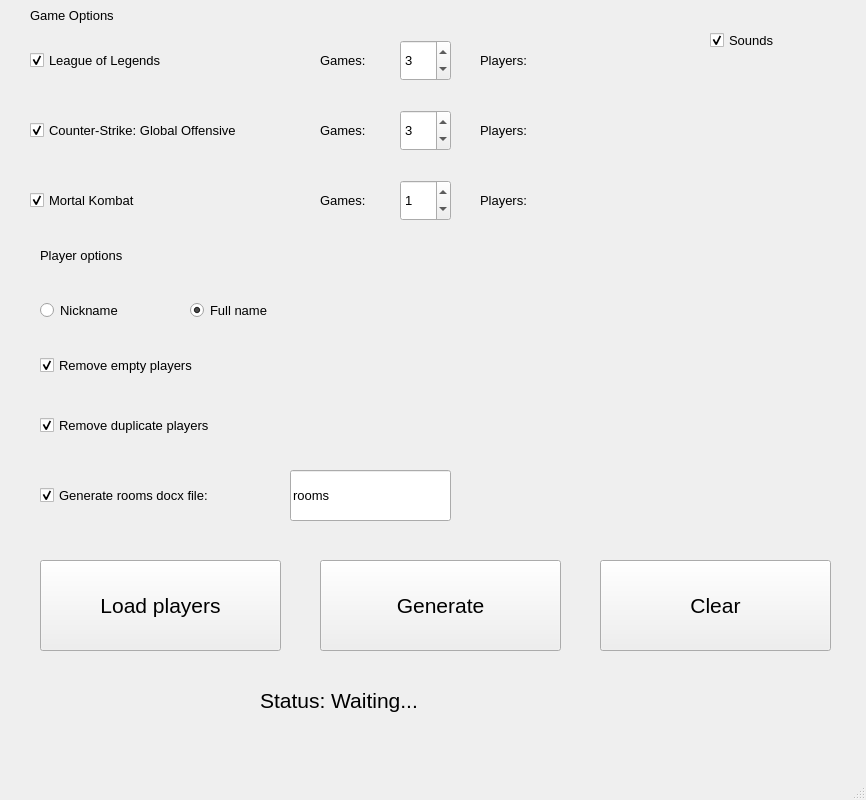
The window that GUIteamgenerator.ui (Artkor1/Team-Generator) describes before a commit, drawn with Qt 5.
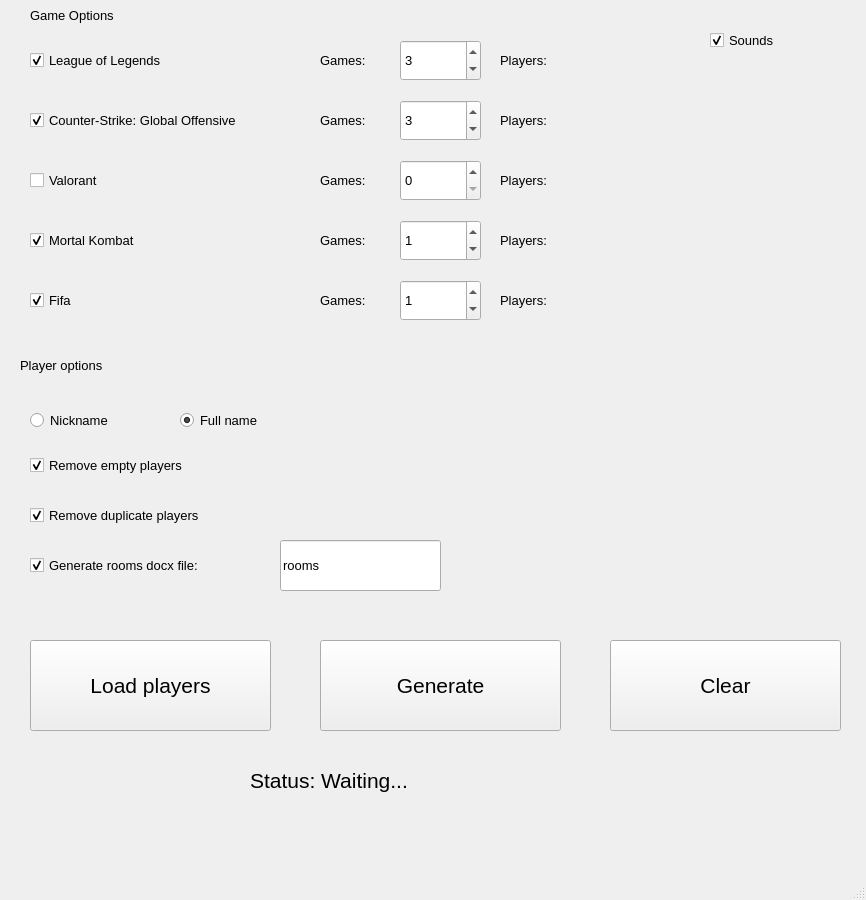
The same window after the commit.

Commit message:
New games and renewed GUI
Added support new possible games: Valorant, Mortal Kombat, FIFA.

What changed in the file:
```diff
--- a/GUIteamgenerator.ui
+++ b/GUIteamgenerator.ui
@@ -7,7 +7,7 @@
     <x>0</x>
     <y>0</y>
     <width>866</width>
-    <height>800</height>
+    <height>900</height>
    </rect>
   </property>
   <property name="sizePolicy">
@@ -19,13 +19,13 @@
   <property name="minimumSize">
    <size>
     <width>866</width>
-    <height>800</height>
+    <height>900</height>
    </size>
   </property>
   <property name="maximumSize">
    <size>
     <width>866</width>
-    <height>800</height>
+    <height>900</height>
    </size>
   </property>
   <property name="font">
@@ -41,7 +41,7 @@
     <property name="geometry">
      <rect>
       <x>320</x>
-      <y>560</y>
+      <y>640</y>
       <width>241</width>
       <height>91</height>
      </rect>
@@ -76,8 +76,8 @@
    <widget class="QLabel" name="playersLabel">
     <property name="geometry">
      <rect>
-      <x>40</x>
-      <y>240</y>
+      <x>20</x>
+      <y>350</y>
       <width>121</width>
       <height>31</height>
      </rect>
@@ -96,7 +96,7 @@
      <rect>
       <x>400</x>
       <y>40</y>
-      <width>51</width>
+      <width>81</width>
       <height>41</height>
      </rect>
     </property>
@@ -105,6 +105,9 @@
       <pointsize>10</pointsize>
      </font>
     </property>
+    <property name="maximum">
+     <number>10</number>
+    </property>
     <property name="value">
      <number>3</number>
     </property>
@@ -113,8 +116,8 @@
     <property name="geometry">
      <rect>
       <x>400</x>
-      <y>110</y>
-      <width>51</width>
+      <y>100</y>
+      <width>81</width>
       <height>41</height>
      </rect>
     </property>
@@ -123,16 +126,19 @@
       <pointsize>10</pointsize>
      </font>
     </property>
+    <property name="maximum">
+     <number>10</number>
+    </property>
     <property name="value">
      <number>3</number>
     </property>
    </widget>
-   <widget class="QSpinBox" name="gameSpin3">
+   <widget class="QSpinBox" name="gameSpin4">
     <property name="geometry">
      <rect>
       <x>400</x>
-      <y>180</y>
-      <width>51</width>
+      <y>220</y>
+      <width>81</width>
       <height>41</height>
      </rect>
     </property>
@@ -141,6 +147,9 @@
       <pointsize>10</pointsize>
      </font>
     </property>
+    <property name="maximum">
+     <number>10</number>
+    </property>
     <property name="value">
      <number>1</number>
     </property>
@@ -148,8 +157,8 @@
    <widget class="QPushButton" name="clearButton">
     <property name="geometry">
      <rect>
-      <x>600</x>
-      <y>560</y>
+      <x>610</x>
+      <y>640</y>
       <width>231</width>
       <height>91</height>
      </rect>
@@ -188,7 +197,7 @@
     <property name="geometry">
      <rect>
       <x>30</x>
-      <y>110</y>
+      <y>100</y>
       <width>281</width>
       <height>41</height>
      </rect>
@@ -205,11 +214,11 @@
      <bool>true</bool>
     </property>
    </widget>
-   <widget class="QCheckBox" name="gameCheck3">
+   <widget class="QCheckBox" name="gameCheck4">
     <property name="geometry">
      <rect>
       <x>30</x>
-      <y>180</y>
+      <y>220</y>
       <width>231</width>
       <height>41</height>
      </rect>
@@ -229,8 +238,8 @@
    <widget class="QCheckBox" name="playersCheck1">
     <property name="geometry">
      <rect>
-      <x>40</x>
-      <y>350</y>
+      <x>30</x>
+      <y>450</y>
       <width>221</width>
       <height>31</height>
      </rect>
@@ -250,8 +259,8 @@
    <widget class="QCheckBox" name="playersCheck2">
     <property name="geometry">
      <rect>
-      <x>40</x>
-      <y>410</y>
+      <x>30</x>
+      <y>500</y>
       <width>241</width>
       <height>31</height>
      </rect>
@@ -292,7 +301,7 @@
    <widget class="QLabel" name="gamePlayers1">
     <property name="geometry">
      <rect>
-      <x>480</x>
+      <x>500</x>
       <y>40</y>
       <width>121</width>
       <height>41</height>
@@ -328,8 +337,8 @@
    <widget class="QLabel" name="gamePlayers2">
     <property name="geometry">
      <rect>
-      <x>480</x>
-      <y>110</y>
+      <x>500</x>
+      <y>100</y>
       <width>121</width>
       <height>41</height>
      </rect>
@@ -343,11 +352,11 @@
      <string>Players: </string>
     </property>
    </widget>
-   <widget class="QLabel" name="gamePlayers3">
+   <widget class="QLabel" name="gamePlayers4">
     <property name="geometry">
      <rect>
-      <x>480</x>
-      <y>180</y>
+      <x>500</x>
+      <y>220</y>
       <width>121</width>
       <height>41</height>
      </rect>
@@ -365,7 +374,7 @@
     <property name="geometry">
      <rect>
       <x>320</x>
-      <y>110</y>
+      <y>100</y>
       <width>71</width>
       <height>41</height>
      </rect>
@@ -379,11 +388,11 @@
      <string>Games: </string>
     </property>
    </widget>
-   <widget class="QLabel" name="label3">
+   <widget class="QLabel" name="label4">
     <property name="geometry">
      <rect>
       <x>320</x>
-      <y>180</y>
+      <y>220</y>
       <width>71</width>
       <height>41</height>
      </rect>
@@ -400,8 +409,8 @@
    <widget class="QPushButton" name="loadButton">
     <property name="geometry">
      <rect>
-      <x>40</x>
-      <y>560</y>
+      <x>30</x>
+      <y>640</y>
       <width>241</width>
       <height>91</height>
      </rect>
@@ -418,8 +427,8 @@
    <widget class="QRadioButton" name="playersRadio1">
     <property name="geometry">
      <rect>
-      <x>40</x>
-      <y>290</y>
+      <x>30</x>
+      <y>400</y>
       <width>141</width>
       <height>41</height>
      </rect>
@@ -439,8 +448,8 @@
    <widget class="QRadioButton" name="playersRadio2">
     <property name="geometry">
      <rect>
-      <x>190</x>
-      <y>290</y>
+      <x>180</x>
+      <y>400</y>
       <width>181</width>
       <height>41</height>
      </rect>
@@ -460,8 +469,8 @@
    <widget class="QCheckBox" name="roomsCheck">
     <property name="geometry">
      <rect>
-      <x>40</x>
-      <y>480</y>
+      <x>30</x>
+      <y>550</y>
       <width>241</width>
       <height>31</height>
      </rect>
@@ -481,8 +490,8 @@
    <widget class="QLineEdit" name="nameEdit">
     <property name="geometry">
      <rect>
-      <x>290</x>
-      <y>470</y>
+      <x>280</x>
+      <y>540</y>
       <width>161</width>
       <height>51</height>
      </rect>
@@ -499,8 +508,8 @@
    <widget class="QLabel" name="statusLabel">
     <property name="geometry">
      <rect>
-      <x>260</x>
-      <y>670</y>
+      <x>250</x>
+      <y>750</y>
       <width>591</width>
       <height>61</height>
      </rect>
@@ -514,6 +523,165 @@
      <string>Status: Waiting...</string>
     </property>
    </widget>
+   <widget class="QCheckBox" name="gameCheck3">
+    <property name="enabled">
+     <bool>true</bool>
+    </property>
+    <property name="geometry">
+     <rect>
+      <x>30</x>
+      <y>160</y>
+      <width>231</width>
+      <height>41</height>
+     </rect>
+    </property>
+    <property name="font">
+     <font>
+      <pointsize>10</pointsize>
+     </font>
+    </property>
+    <property name="text">
+     <string>Valorant</string>
+    </property>
+    <property name="checked">
+     <bool>false</bool>
+    </property>
+   </widget>
+   <widget class="QLabel" name="label3">
+    <property name="geometry">
+     <rect>
+      <x>320</x>
+      <y>160</y>
+      <width>71</width>
+      <height>41</height>
+     </rect>
+    </property>
+    <property name="font">
+     <font>
+      <pointsize>10</pointsize>
+     </font>
+    </property>
+    <property name="text">
+     <string>Games: </string>
+    </property>
+   </widget>
+   <widget class="QSpinBox" name="gameSpin3">
+    <property name="geometry">
+     <rect>
+      <x>400</x>
+      <y>160</y>
+      <width>81</width>
+      <height>41</height>
+     </rect>
+    </property>
+    <property name="font">
+     <font>
+      <pointsize>10</pointsize>
+     </font>
+    </property>
+    <property name="maximum">
+     <number>10</number>
+    </property>
+    <property name="value">
+     <number>0</number>
+    </property>
+   </widget>
+   <widget class="QLabel" name="gamePlayers3">
+    <property name="geometry">
+     <rect>
+      <x>500</x>
+      <y>160</y>
+      <width>121</width>
+      <height>41</height>
+     </rect>
+    </property>
+    <property name="font">
+     <font>
+      <pointsize>10</pointsize>
+     </font>
+    </property>
+    <property name="text">
+     <string>Players: </string>
+    </property>
+   </widget>
+   <widget class="QCheckBox" name="gameCheck5">
+    <property name="geometry">
+     <rect>
+      <x>30</x>
+      <y>280</y>
+      <width>231</width>
+      <height>41</height>
+     </rect>
+    </property>
+    <property name="font">
+     <font>
+      <pointsize>10</pointsize>
+     </font>
+    </property>
+    <property name="text">
+     <string>Fifa</string>
+    </property>
+    <property name="checked">
+     <bool>true</bool>
+    </property>
+   </widget>
+   <widget class="QLabel" name="label5">
+    <property name="geometry">
+     <rect>
+      <x>320</x>
+      <y>280</y>
+      <width>71</width>
+      <height>41</height>
+     </rect>
+    </property>
+    <property name="font">
+     <font>
+      <pointsize>10</pointsize>
+     </font>
+    </property>
+    <property name="text">
+     <string>Games: </string>
+    </property>
+   </widget>
+   <widget class="QSpinBox" name="gameSpin5">
+    <property name="geometry">
+     <rect>
+      <x>400</x>
+      <y>280</y>
+      <width>81</width>
+      <height>41</height>
+     </rect>
+    </property>
+    <property name="font">
+     <font>
+      <pointsize>10</pointsize>
+     </font>
+    </property>
+    <property name="maximum">
+     <number>10</number>
+    </property>
+    <property name="value">
+     <number>1</number>
+    </property>
+   </widget>
+   <widget class="QLabel" name="gamePlayers5">
+    <property name="geometry">
+     <rect>
+      <x>500</x>
+      <y>280</y>
+      <width>121</width>
+      <height>41</height>
+     </rect>
+    </property>
+    <property name="font">
+     <font>
+      <pointsize>10</pointsize>
+     </font>
+    </property>
+    <property name="text">
+     <string>Players: </string>
+    </property>
+   </widget>
   </widget>
   <widget class="QMenuBar" name="menubar">
    <property name="geometry">
```
The commit also changes 2 other files.
